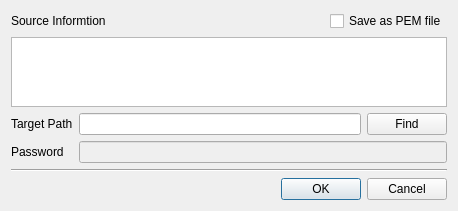
This is CertMan/export_dlg.ui in jykim74/CertMan as Qt 5 draws it before an edit. The edited form follows.
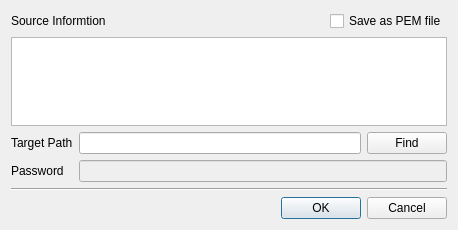
This is the edited form.

```diff
--- a/CertMan/export_dlg.ui
+++ b/CertMan/export_dlg.ui
@@ -7,7 +7,7 @@
     <x>0</x>
     <y>0</y>
     <width>458</width>
-    <height>210</height>
+    <height>230</height>
    </rect>
   </property>
   <property name="windowTitle">
```
